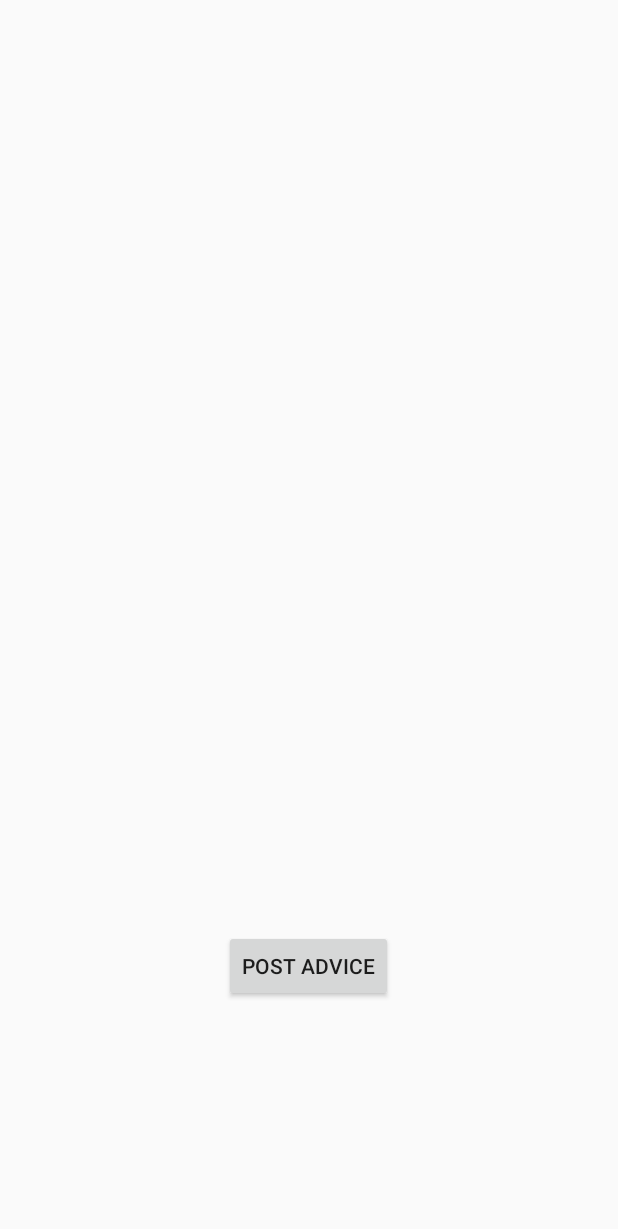
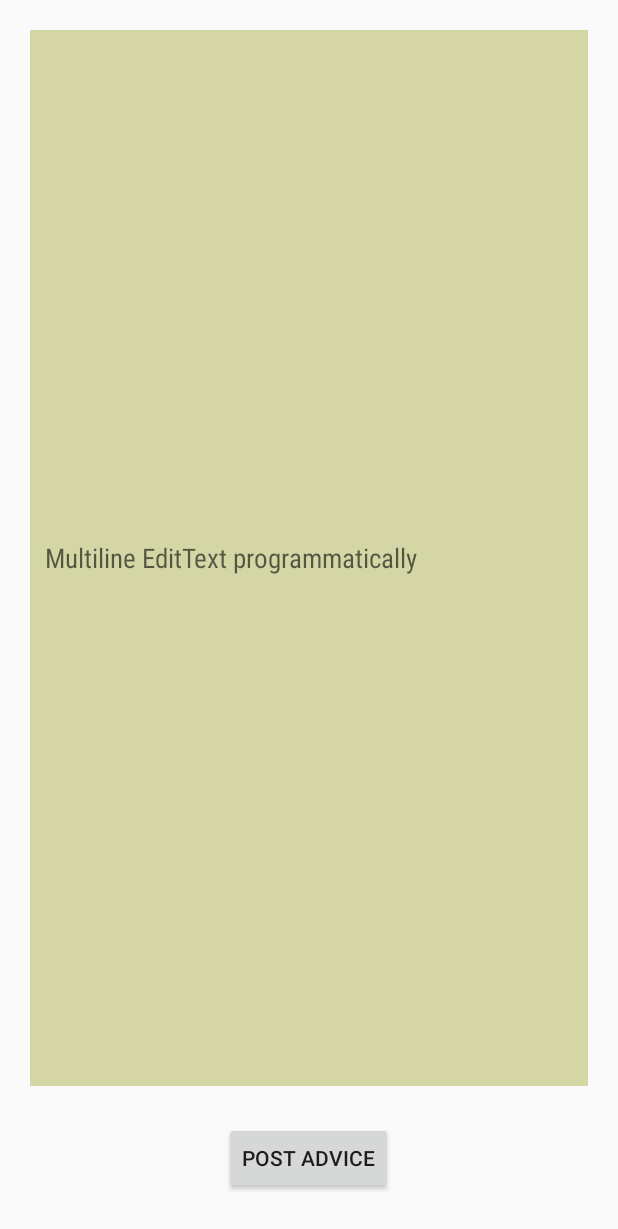
Before and after one commit to PadraigPowell/StudentAdvice, an Android app: the layout fragment_post_advice.xml on its own in the app's theme, with its tools: preview values and no code run, on a phone screen of 412 x 824 dp. Shown: the top 1229 px of the screen. Run offline under Robolectric (Android 15) with nearby library versions, the light colour scheme and no system bars.

Commit message:
work on design

```diff
--- a/app/build.gradle
+++ b/app/build.gradle
@@ -55,6 +55,7 @@ dependencies {
     compile 'com.facebook.android:facebook-android-sdk:4.9.0'
     compile 'com.google.android.gms:play-services-auth:10.2.0'
     compile 'com.android.support.constraint:constraint-layout:1.0.0-beta5'
+
     testCompile 'junit:junit:4.12'
 }
 apply plugin: 'com.google.gms.google-services'
--- a/app/src/main/AndroidManifest.xml
+++ b/app/src/main/AndroidManifest.xml
@@ -46,7 +46,8 @@
 
         <activity
             android:name=".LoginActivity"
-            android:label="@string/title_activity_login">
+            android:label="@string/title_activity_login"
+            android:theme="@style/AppTheme.NoActionBar">
             <intent-filter>
                 <action android:name="android.intent.action.MAIN" />
                 <category android:name="android.intent.category.LAUNCHER" />
--- a/app/src/main/java/project/year/afinal/studentadvice/LoginActivity.java
+++ b/app/src/main/java/project/year/afinal/studentadvice/LoginActivity.java
@@ -266,7 +266,8 @@ public class LoginActivity extends AppCompatActivity{
                             //Create a new User and Save it in Firebase database
                             User user = new User(name,email);
 
-                            mRef.child("users").child(uid).setValue(user, new Firebase.CompletionListener() {
+                            Firebase userRef = mRef.child("users/" + uid);
+                            userRef.setValue(user, new Firebase.CompletionListener() {
                                 @Override
                                 public void onComplete(FirebaseError firebaseError, Firebase firebase) {
                                     if (firebaseError != null){
--- a/app/src/main/java/project/year/afinal/studentadvice/SignupActivity.java
+++ b/app/src/main/java/project/year/afinal/studentadvice/SignupActivity.java
@@ -46,6 +46,7 @@ public class SignupActivity extends AppCompatActivity {
     protected void onCreate(Bundle savedInstanceState) {
         super.onCreate(savedInstanceState);
         setContentView(R.layout.activity_signup);
+
         Toolbar toolbar = (Toolbar) findViewById(R.id.toolbar);
         setSupportActionBar(toolbar);
 
--- a/app/src/main/res/drawable/side_nav_bar.xml
+++ b/app/src/main/res/drawable/side_nav_bar.xml
@@ -2,8 +2,8 @@
     android:shape="rectangle">
     <gradient
         android:angle="135"
-        android:centerColor="#4CAF50"
-        android:endColor="#2E7D32"
-        android:startColor="#81C784"
+        android:centerColor="@color/centerColor"
+        android:endColor="@color/endColor"
+        android:startColor="@color/startColor"
         android:type="linear" />
 </shape>
--- a/app/src/main/res/layout/activity_signup.xml
+++ b/app/src/main/res/layout/activity_signup.xml
@@ -1,7 +1,6 @@
 <?xml version="1.0" encoding="utf-8"?>
 <ScrollView
     xmlns:android="http://schemas.android.com/apk/res/android"
-xmlns:app="http://schemas.android.com/apk/res-auto"
     xmlns:tools="http://schemas.android.com/tools"
     android:layout_width="match_parent"
     android:layout_height="match_parent"
@@ -15,14 +14,15 @@ tools:context="project.year.afinal.studentadvice.SignupActivity">
         android:paddingLeft="24dp"
         android:paddingRight="24dp">
 
-    <!--  Name Label -->
+        <!--  Page header -->
         <TextView
             android:id="@+id/textView"
             android:layout_width="match_parent"
             android:layout_height="wrap_content"
             android:layout_gravity="center"
-        android:paddingBottom="10dp"
+            android:paddingBottom="25dp"
             android:textSize="40dp"
+            android:textAlignment="center"
             android:fontFamily="sans-serif-medium"
             android:text="Create Account"/>
 
--- a/app/src/main/res/layout/fragment_post_advice.xml
+++ b/app/src/main/res/layout/fragment_post_advice.xml
@@ -3,6 +3,52 @@
     android:layout_width="match_parent"
     android:layout_height="match_parent"
     tools:context="project.year.afinal.studentadvice.PostAdvice">
+
+    <!-- <EditText
+        android:inputType="textMultiLine"
+        android:lines="8"
+        android:minLines="6"
+        android:gravity="top|left"
+        android:maxLines="10"
+        android:layout_height="wrap_content"
+        android:layout_width="fill_parent"
+        android:scrollbars="horizontal"
+        android:layout_marginLeft="10px"
+        android:layout_marginRight="10px"
+        android:layout_centerVertical="true"
+        android:layout_alignParentStart="true" />
+
+    <EditText
+        android:id="@+id/et"
+        android:layout_width="250dp"
+        android:layout_height="wrap_content"
+        android:padding="10dp"
+        android:layout_marginBottom="10dp"
+        android:hint="Multiline EditText by XML layout"
+        android:fontFamily="sans-serif-condensed"
+        android:background="#d3d7b6"
+        android:minLines="2"
+        android:maxLines="3"
+        android:scrollbars="vertical"
+        android:inputType="textMultiLine"
+        />
+        -->
+
+
+    <EditText
+        android:id="@+id/et2"
+        android:layout_width="match_parent"
+        android:layout_height="match_parent"
+        android:padding="10dp"
+        android:fontFamily="sans-serif-condensed"
+        android:hint="Multiline EditText programmatically"
+        android:background="#d4d7a5"
+        android:layout_marginTop="20dp"
+        android:layout_marginBottom="100dp"
+        android:layout_marginLeft="20dp"
+        android:layout_marginRight="20dp"
+        android:layout_alignParentTop="true"
+        android:layout_alignParentStart="true"/>
 
 
     <Button
@@ -10,7 +56,8 @@
         android:layout_width="wrap_content"
         android:layout_height="wrap_content"
         android:id="@+id/buttonPostAdvice"
-        android:layout_marginBottom="156dp"
+        android:layout_marginBottom="28dp"
         android:layout_alignParentBottom="true"
         android:layout_centerHorizontal="true" />
+
 </RelativeLayout>
--- a/app/src/main/res/values/colors.xml
+++ b/app/src/main/res/values/colors.xml
@@ -1,6 +1,9 @@
 <?xml version="1.0" encoding="utf-8"?>
 <resources>
-    <color name="colorPrimary">#3F51B5</color>
-    <color name="colorPrimaryDark">#303F9F</color>
+    <color name="colorPrimary">#ff3367d6</color>
+    <color name="colorPrimaryDark">#ff2a56c6</color>
     <color name="colorAccent">#FF4081</color>
+    <color name="centerColor">#ff303f9f</color>
+    <color name="endColor">#ff283593</color>
+    <color name="startColor">#ff3367d6</color>
 </resources>
```
Also changed, not shown: app/src/main/java/project/year/afinal/studentadvice/MainActivity.java (+2 -19 lines), app/src/main/res/layout/activity_login.xml (+16 -4 lines), 1 other file. Lines whose indentation alone changed are shown as unchanged.
